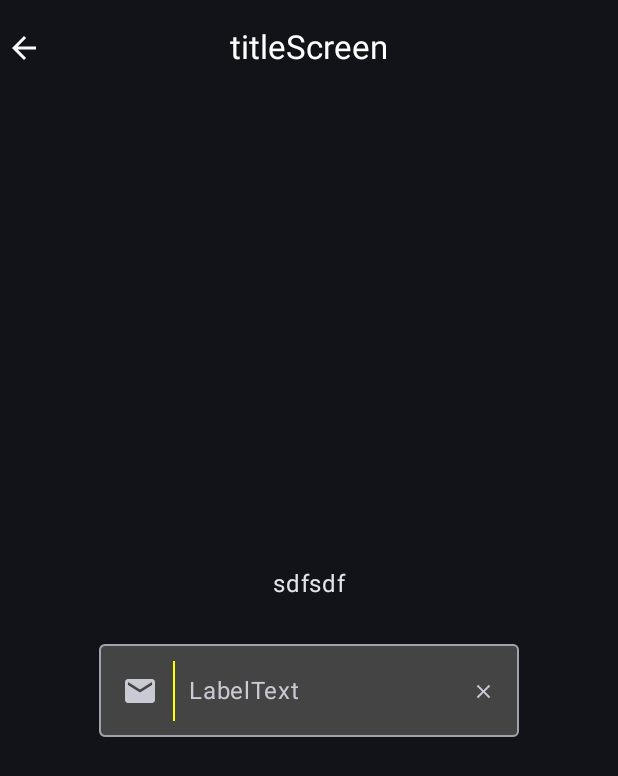
After one commit to kaiku0125/Android-CryptoSpot, an Android app built with Jetpack Compose: the PocketHomeworkScreen screen opened through its navigation route, on a phone screen of 412 x 824 dp. The commit adds this screen. Shown: the top 776 px of the screen. Run offline under Robolectric (Android 15) with nearby library versions, the light colour scheme and no system bars; our stand-ins replace Dagger/Hilt's generated code, Timber, accompanist, sdp/ssp sizes; pictures from the network do not load; 1 statement that could not run was skipped.

Commit message:
[feat] custom outlinedTextfield

```diff
--- a/app/src/main/java/com/kaiku/cryptospot/presentation/MainActivity.kt
+++ b/app/src/main/java/com/kaiku/cryptospot/presentation/MainActivity.kt
@@ -16,6 +16,7 @@ import androidx.navigation.compose.rememberNavController
 import com.kaiku.cryptospot.BuildConfig
 import com.kaiku.cryptospot.MultiTagTree
 import com.kaiku.cryptospot.presentation.home.HomeScreen
+import com.kaiku.cryptospot.presentation.pocket_hw.PocketHomeworkScreen
 import com.kaiku.cryptospot.presentation.theme.CryptoSpotTheme
 import com.kaiku.cryptospot.ui.theme.LoginView
 import com.kaiku.cryptospot.view.CryptoListScreen
@@ -79,6 +80,10 @@ class MainActivity : ComponentActivity() {
             composable("FindCryptoView") {
                 CryptoListScreen(navController)
             }
+
+            composable("PocketHW"){
+                PocketHomeworkScreen(navController)
+            }
         }
 
 
--- a/app/src/main/java/com/kaiku/cryptospot/presentation/home/HomeScreen.kt
+++ b/app/src/main/java/com/kaiku/cryptospot/presentation/home/HomeScreen.kt
@@ -30,7 +30,7 @@ fun HomeScreen(nav: NavController) {
             Button(
                 modifier = Modifier.padding(start = 20.dp, top = 50.dp),
                 onClick = {
-//                nav.navigate("LoginView")
+                    nav.navigate("PocketHW")
                 }
             ) {
                 Text(
--- /dev/null
+++ b/app/src/main/java/com/kaiku/cryptospot/presentation/pocket_hw/PocketHomeworkScreen.kt
@@ -0,0 +1,181 @@
+package com.kaiku.cryptospot.presentation.pocket_hw
+
+import androidx.compose.foundation.background
+import androidx.compose.foundation.clickable
+import androidx.compose.foundation.interaction.MutableInteractionSource
+import androidx.compose.foundation.layout.*
+import androidx.compose.foundation.shape.RoundedCornerShape
+import androidx.compose.foundation.text.KeyboardActions
+import androidx.compose.foundation.text.KeyboardOptions
+import androidx.compose.material.icons.Icons
+import androidx.compose.material.icons.filled.ArrowBack
+import androidx.compose.material.icons.filled.Close
+import androidx.compose.material.icons.filled.Email
+import androidx.compose.material3.*
+import androidx.compose.runtime.*
+import androidx.compose.ui.Alignment
+import androidx.compose.ui.Modifier
+import androidx.compose.ui.focus.onFocusChanged
+import androidx.compose.ui.graphics.Color
+import androidx.compose.ui.graphics.vector.ImageVector
+import androidx.compose.ui.platform.LocalFocusManager
+import androidx.compose.ui.text.input.ImeAction
+import androidx.compose.ui.text.input.KeyboardType
+import androidx.compose.ui.text.input.TextFieldValue
+import androidx.compose.ui.unit.dp
+import androidx.navigation.NavController
+import timber.log.Timber
+
+@OptIn(ExperimentalMaterial3Api::class)
+@Composable
+fun PocketHomeworkScreen(
+    nav: NavController
+) {
+    val hideKeyboard = remember { mutableStateOf(false) }
+    val interactionSource = remember { MutableInteractionSource() }
+
+    Scaffold(
+        modifier = Modifier.fillMaxSize(),
+        topBar = {
+            CenterAlignedTopAppBar(
+                title = {
+                    Text(
+                        text = "titleScreen",
+                        color = Color.White
+                    )
+                },
+                navigationIcon = {
+                    Icon(imageVector = Icons.Default.ArrowBack, contentDescription = null)
+                },
+            )
+
+        }
+    ) { paddingValues ->
+        Column(
+            modifier = Modifier
+                .padding(paddingValues)
+                .fillMaxSize()
+                .clickable(
+                    interactionSource = interactionSource,
+                    indication = null
+                ) {
+                    hideKeyboard.value = true
+                },
+            verticalArrangement = Arrangement.Center,
+            horizontalAlignment = Alignment.CenterHorizontally
+        ) {
+            Text(text = "sdfsdf")
+            Spacer(
+                modifier = Modifier
+                    .background(color = Color.Red)
+                    .height(20.dp)
+            )
+            PocketTextField(
+                hideKeyboard = hideKeyboard.value
+            ) {
+                hideKeyboard.value = false
+            }
+            Spacer(
+                modifier = Modifier
+                    .background(color = Color.Red)
+                    .height(20.dp)
+            )
+        }
+    }
+}
+
+@OptIn(ExperimentalMaterial3Api::class)
+@Composable
+fun PocketTextField(
+    icon: ImageVector = Icons.Default.Email,
+    labelText: String = "LabelText",
+    placeholder: String = "placeHolder",
+    hideKeyboard: Boolean,
+    onFocusClear: () -> Unit
+) {
+
+    val text = remember { mutableStateOf(TextFieldValue("")) }
+    val focusManager = LocalFocusManager.current
+
+    OutlinedTextField(
+        modifier = Modifier.height(70.dp),
+        value = text.value,
+        onValueChange = {
+            text.value = it
+        },
+        label = { Text(text = labelText) },
+        placeholder = { Text(text = placeholder) },
+        leadingIcon = {
+            Row(
+                modifier = Modifier
+                    .fillMaxHeight(),
+                verticalAlignment = Alignment.CenterVertically
+            ) {
+                Spacer(modifier = Modifier.width(5.dp))
+                Icon(
+                    imageVector = icon,
+                    contentDescription = null,
+                    modifier = Modifier.padding(horizontal = 10.dp)
+                )
+                Divider(
+                    modifier = Modifier
+                        .height(40.dp)
+                        .padding()
+                        .width(1.dp),
+                    color = Color.Yellow,
+                )
+                Spacer(modifier = Modifier.width(5.dp))
+            }
+        },
+        trailingIcon = {
+            IconButton(onClick = { text.value = TextFieldValue("") }) {
+                Icon(
+                    imageVector = Icons.Filled.Close,
+                    contentDescription = null,
+                    modifier = Modifier.size(15.dp)
+                )
+            }
+        },
+        singleLine = true,
+        keyboardOptions = KeyboardOptions(
+            keyboardType = KeyboardType.Email,
+            imeAction = ImeAction.Done
+        ),
+        keyboardActions = KeyboardActions(onDone = {
+            focusManager.clearFocus()
+        }),
+        colors = TextFieldDefaults.outlinedTextFieldColors(
+            containerColor = Color.DarkGray
+        )
+
+    )
+    if (hideKeyboard) {
+        focusManager.clearFocus()
+        onFocusClear.invoke()
+    }
+
+
+}
+
+@Composable
+fun OutlinedTextFieldBackground(
+    color: Color,
+    content: @Composable () -> Unit
+) {
+    // This box just wraps the background and the OutlinedTextField
+    Box {
+        // This box works as background
+        Box(
+            modifier = Modifier
+                .matchParentSize()
+                .padding(top = 8.dp) // adding some space to the label
+                .background(
+                    color,
+                    // rounded corner to match with the OutlinedTextField
+                    shape = RoundedCornerShape(4.dp)
+                )
+        )
+        // OutlineTextField will be the content...
+        content()
+    }
+}
```
Also changed, not shown: 31 other files.
